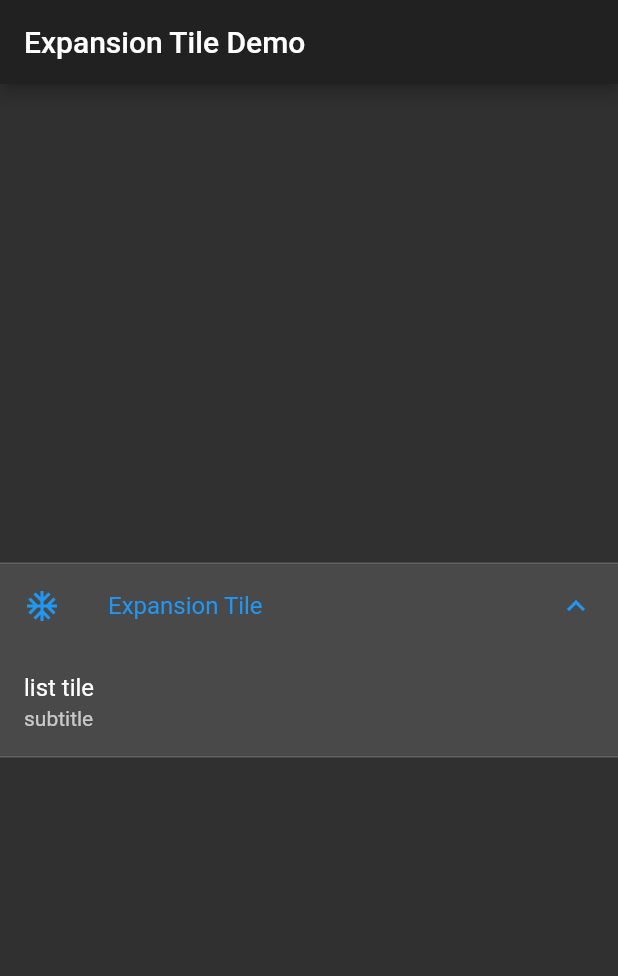
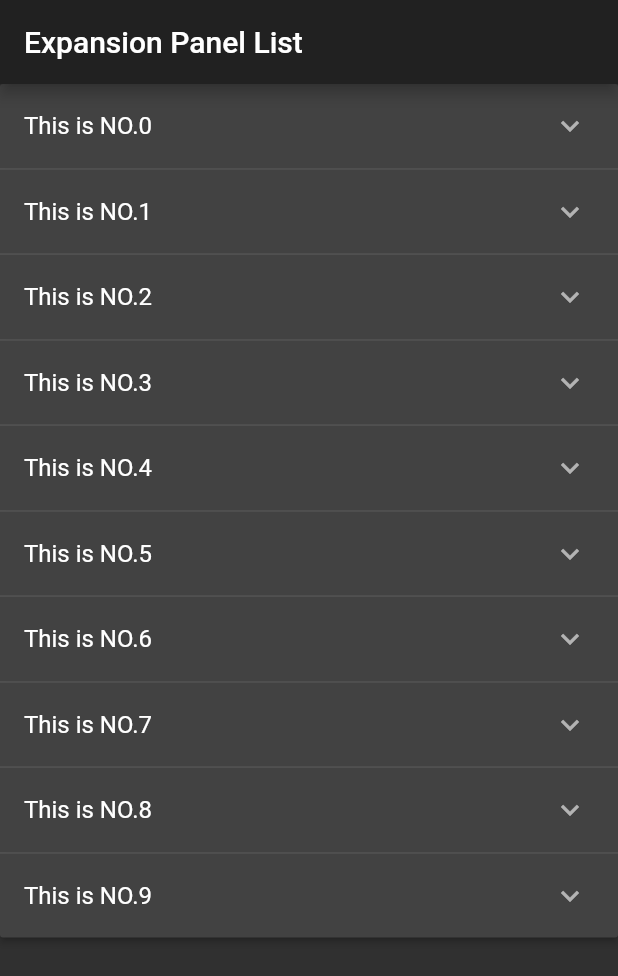
Before and after one commit to liyuandie/flutter_demos, a Flutter app: the screen it shows after launch, on a phone screen of 412 x 824 dp. Shown: the top 976 px of the screen. Run offline on Flutter 3.47's test engine with Material 2 defaults, Android fonts, the phone set to English and light mode, and no system bars.

Commit message:
ExpansionPanelList Demo

```diff
--- /dev/null
+++ b/demo_08/lib/expansion_panel_list.dart
@@ -0,0 +1,67 @@
+import 'package:flutter/material.dart';
+
+class ExpansionPanelListDemo extends StatefulWidget {
+  ExpansionPanelListDemo({Key key}) : super(key: key);
+
+  _ExpansionPanelListDemoState createState() => _ExpansionPanelListDemoState();
+}
+
+class _ExpansionPanelListDemoState extends State<ExpansionPanelListDemo> {
+  List<int> myList;
+  List<ExpandState> expandStateList;
+
+  _ExpansionPanelListDemoState() {
+    myList = new List();
+    expandStateList = new List();
+    for (int i = 0; i < 10; i++) {
+      myList.add(i);
+      expandStateList.add(ExpandState(i, false));
+    }
+  }
+  _setCurrentIndex(int index, isExpanded) {
+    setState(() {
+      expandStateList.forEach((item) {
+        if (item.index == index) {
+          item.isOpen = !isExpanded;
+        }
+      });
+    });
+  }
+
+  @override
+  Widget build(BuildContext context) {
+    return Scaffold(
+      appBar: AppBar(
+        title: Text('Expansion Panel List'),
+      ),
+      body: SingleChildScrollView(
+        child: ExpansionPanelList(
+          expansionCallback: (index, bol) {
+            _setCurrentIndex(index, bol);
+          },
+          children: myList.map((index) {
+            return ExpansionPanel(
+                headerBuilder: (context, isExpanded) {
+                  return ListTile(
+                    title: Text('This is NO.$index'),
+                  );
+                },
+                body: ListTile(
+                  title: Text('expansion NO.$index'),
+                ),
+                isExpanded: expandStateList[index].isOpen);
+          }).toList(),
+        ),
+      ),
+    );
+  }
+}
+
+class ExpandState {
+  var index;
+  var isOpen;
+  ExpandState(
+    this.index,
+    this.isOpen,
+  );
+}
--- a/demo_08/lib/main.dart
+++ b/demo_08/lib/main.dart
@@ -1,5 +1,6 @@
 import 'package:demo_08/expansion_tile_demo.dart';
 import 'package:flutter/material.dart';
+import './expansion_panel_list.dart';
 
 void main() => runApp(MyApp());
 
@@ -9,9 +10,8 @@ class MyApp extends StatelessWidget {
   @override
   Widget build(BuildContext context) {
     return MaterialApp(
-      title: 'Flutter Demo',
-      theme: ThemeData.dark(),
-      home: ExpansionTileDemo(),
-    );
+        title: 'Flutter Demo',
+        theme: ThemeData.dark(),
+        home: ExpansionPanelListDemo());
   }
 }
```
